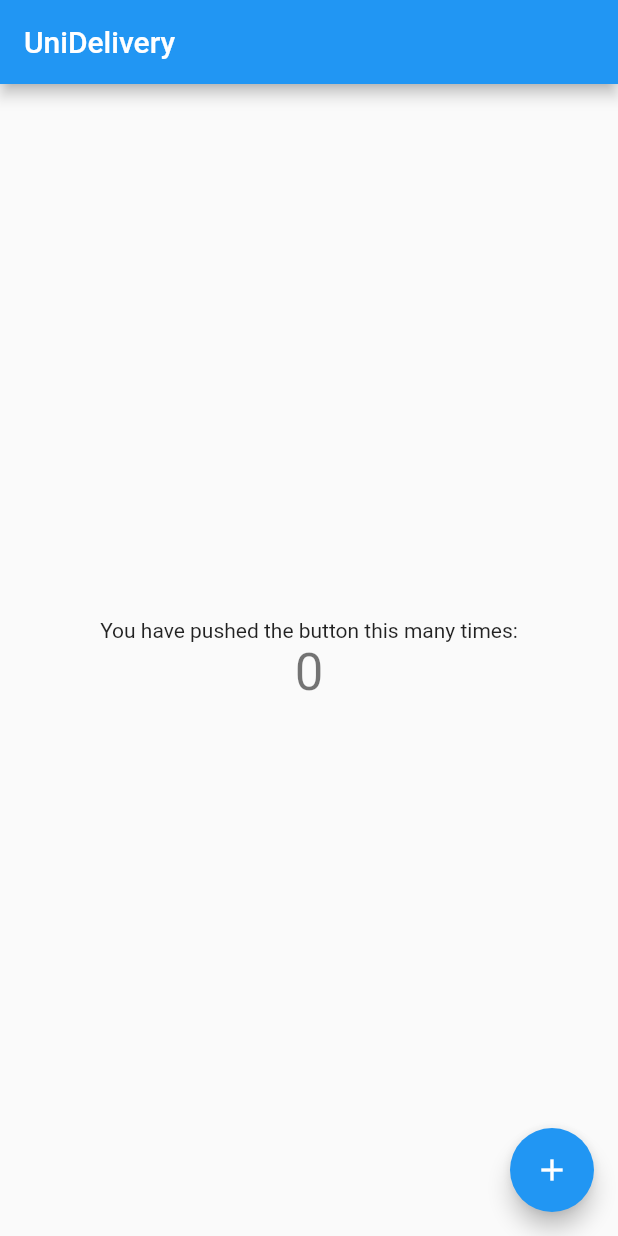
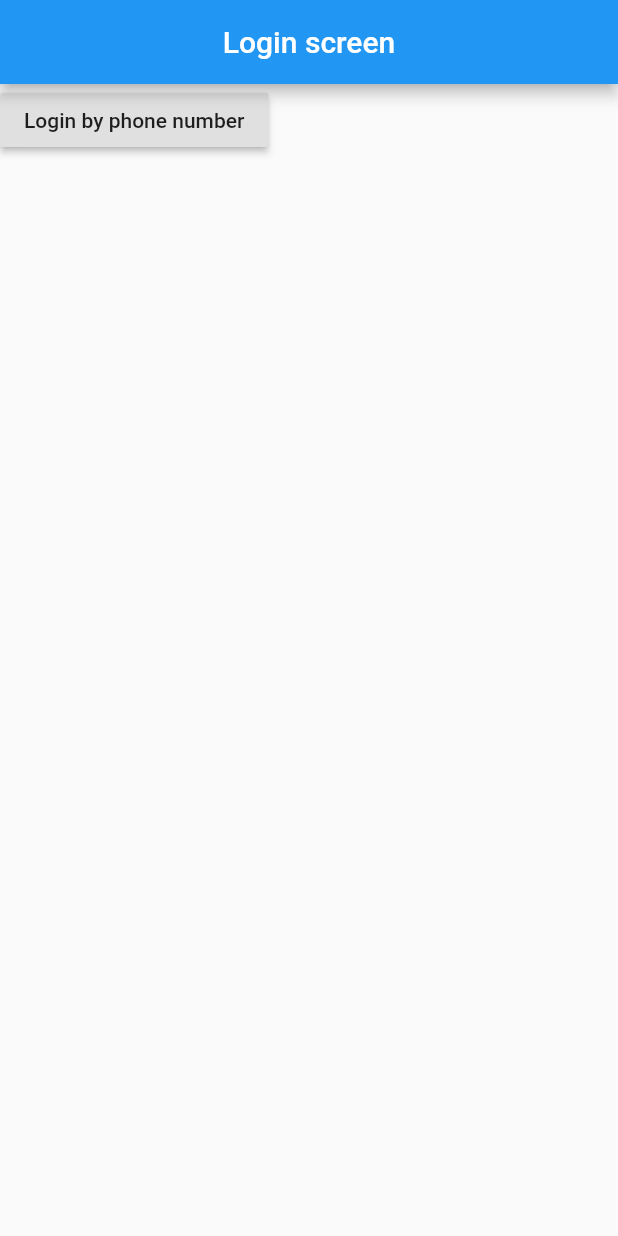
Before and after one commit to nguyenduong9799/beanoi-mobile, a Flutter app: the screen it shows after launch, on a phone screen of 412 x 824 dp. Run offline on Flutter 3.47's test engine with Material 2 defaults, Android fonts, the phone set to English and light mode, and no system bars.

```diff
--- a/lib/main.dart
+++ b/lib/main.dart
@@ -1,4 +1,5 @@
 import 'package:flutter/material.dart';
+import 'package:unidelivery_mobile/screens/login.dart';
 
 void main() {
   runApp(MyApp());
@@ -10,6 +11,7 @@ class MyApp extends StatelessWidget {
   Widget build(BuildContext context) {
     return MaterialApp(
       title: 'Flutter Demo',
+      debugShowCheckedModeBanner: false,
       theme: ThemeData(
         // This is the theme of your application.
         //
@@ -26,7 +28,7 @@ class MyApp extends StatelessWidget {
         // closer together (more dense) than on mobile platforms.
         visualDensity: VisualDensity.adaptivePlatformDensity,
       ),
-      home: MyHomePage(title: 'UniDelivery'),
+      home: LoginScreen(),
     );
   }
 }
--- /dev/null
+++ b/lib/screens/login.dart
@@ -0,0 +1,26 @@
+import 'package:flutter/material.dart';
+
+class LoginScreen extends StatelessWidget {
+  const LoginScreen({Key key}) : super(key: key);
+
+  @override
+  Widget build(BuildContext context) {
+    return Scaffold(
+      appBar: AppBar(
+        title: Container(
+          child: Center(
+            child: Text("Login screen"),
+          ),
+        ),
+      ),
+      body: Column(
+        children: [
+          RaisedButton(
+            onPressed: () {},
+            child: Text("Login by phone number"),
+          )
+        ],
+      ),
+    );
+  }
+}
--- a/pubspec.yaml
+++ b/pubspec.yaml
@@ -28,6 +28,9 @@ dependencies:
   # The following adds the Cupertino Icons font to your application.
   # Use with the CupertinoIcons class for iOS style icons.
   cupertino_icons: ^0.1.3
+  firebase_core: ^0.5.0
+  firebase_auth: ^0.18.0+1
+  firebase_analytics: ^6.0.0
 
 dev_dependencies:
   flutter_test:
```
Also changed, not shown: pubspec.lock, 3 other files.
